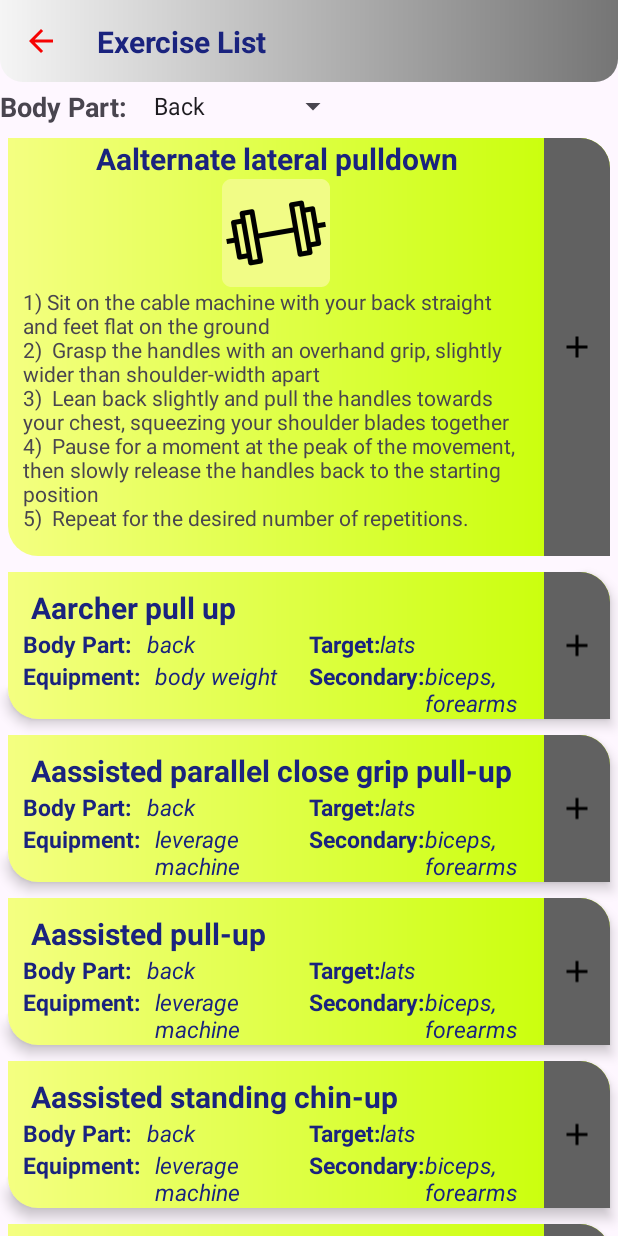
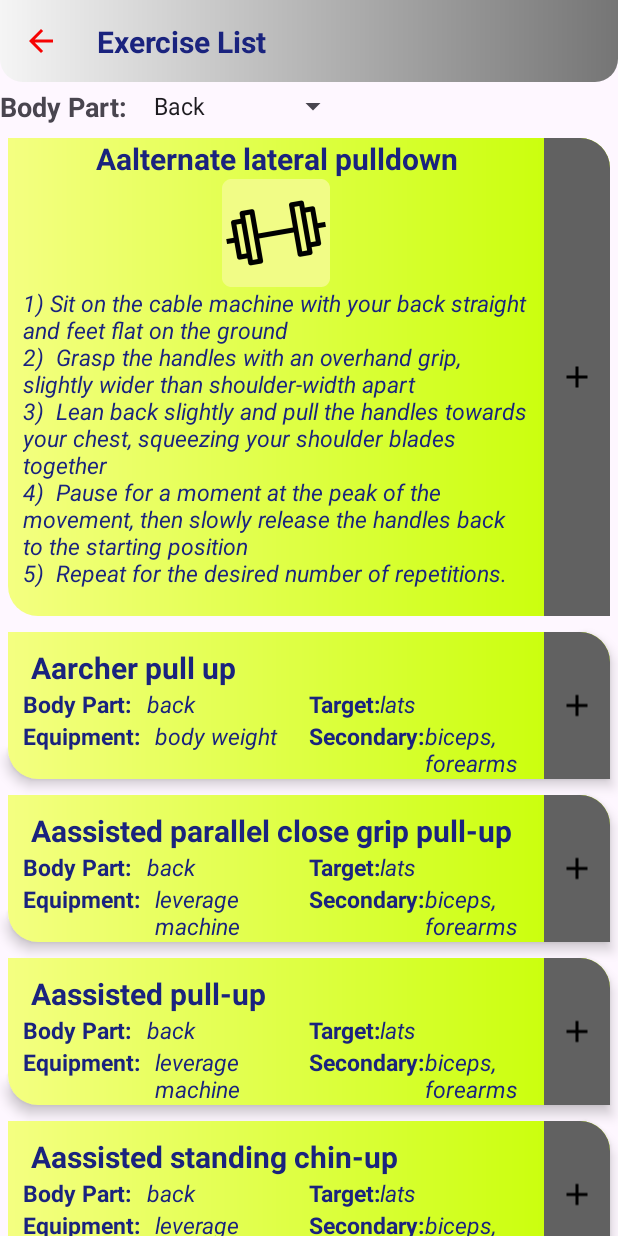
Before and after one commit to i1qxa/Fitness_Travel, an Android app: the fragment ExerciseListFragment placed in its activity, after a tap on an icon or button, on a phone screen of 412 x 824 dp. Run offline under Robolectric (Android 15) with nearby library versions, the phone set to English and light mode, and no system bars; our stand-ins replace Room's generated code; pictures from the network do not load.

Commit message:
Small UI FIX

```diff
--- a/app/src/main/res/layout/exercise_item_expanded.xml
+++ b/app/src/main/res/layout/exercise_item_expanded.xml
@@ -38,6 +38,7 @@
         app:layout_constraintEnd_toStartOf="@id/btnAddToMyExerciseList"
         app:layout_constraintTop_toBottomOf="@id/ivExerciseInstruction"
         android:paddingHorizontal="10dp"
+        style="@style/MyTVValue"
         />
 
     <ImageView
```
